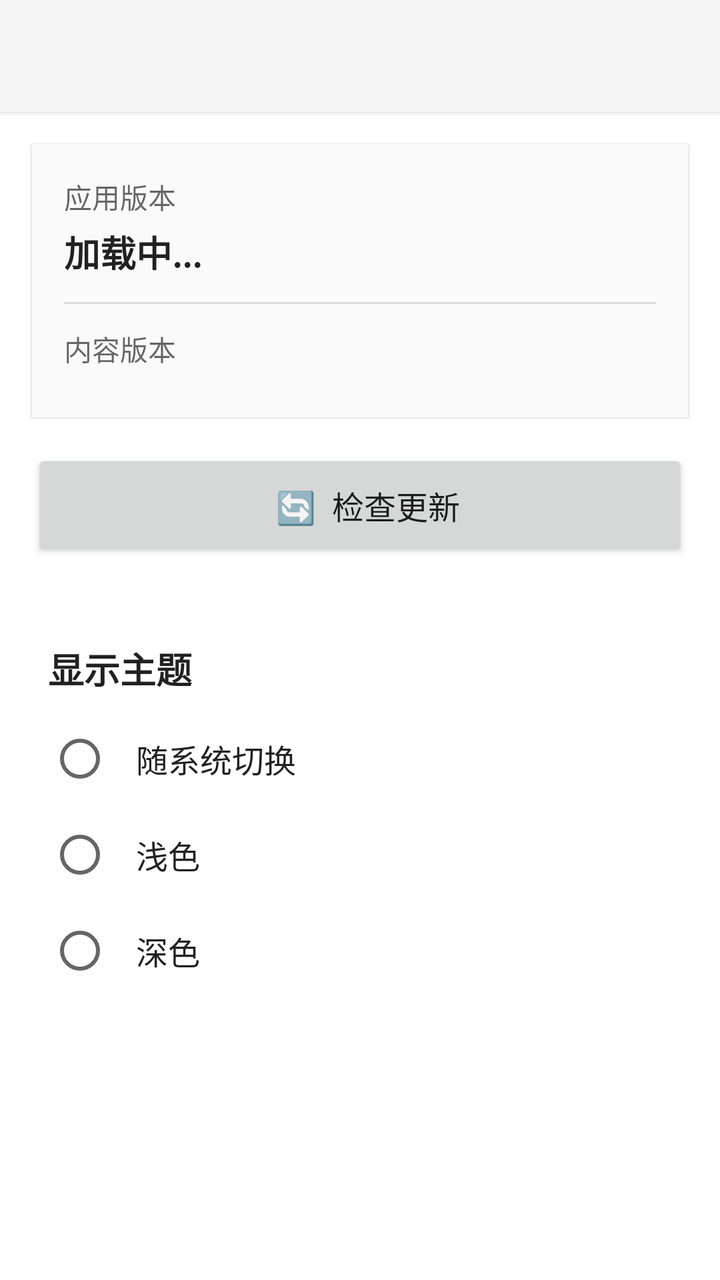
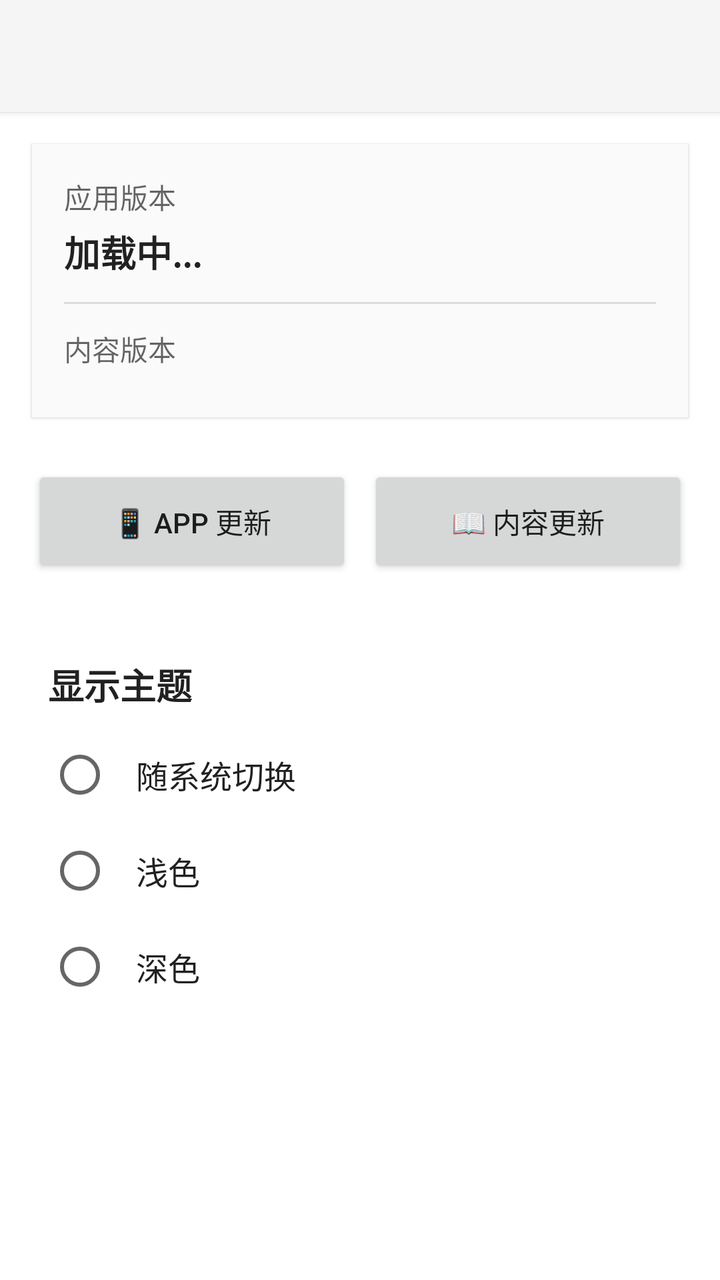

Compare the two renders of this Android layout. The source of the first and the diff that turns it into the second are given below.
<!-- AndroidManifest.xml: application theme AppTheme -->
<!-- res/layout/activity_settings.xml -->
<?xml version="1.0" encoding="utf-8"?>
<ScrollView xmlns:android="http://schemas.android.com/apk/res/android"
    android:layout_width="match_parent"
    android:layout_height="match_parent"
    android:fillViewport="true">

    <LinearLayout
        android:layout_width="match_parent"
        android:layout_height="wrap_content"
        android:orientation="vertical">

        <androidx.appcompat.widget.Toolbar
            android:id="@+id/toolbar"
            android:layout_width="match_parent"
            android:layout_height="?attr/actionBarSize"
            android:background="?attr/toolbarColor"
            android:elevation="2dp" />

        
        <LinearLayout
            android:layout_width="match_parent"
            android:layout_height="wrap_content"
            android:orientation="vertical"
            android:layout_margin="16dp"
            android:padding="16dp"
            android:background="?attr/colorSurface"
            android:elevation="1dp">

            <TextView
                android:layout_width="wrap_content"
                android:layout_height="wrap_content"
                android:text="应用版本"
                android:textSize="14sp"
                android:textColor="?android:attr/textColorSecondary" />

            <TextView
                android:id="@+id/tv_app_version"
                android:layout_width="wrap_content"
                android:layout_height="wrap_content"
                android:layout_marginTop="4dp"
                android:text="加载中..."
                android:textSize="18sp"
                android:textStyle="bold"
                android:textColor="?attr/colorOnSurface" />

            <View
                android:layout_width="match_parent"
                android:layout_height="1dp"
                android:background="?android:attr/listDivider"
                android:layout_marginVertical="12dp" />

            <TextView
                android:layout_width="wrap_content"
                android:layout_height="wrap_content"
                android:text="内容版本"
                android:textSize="14sp"
                android:textColor="?android:attr/textColorSecondary" />

            <LinearLayout
                android:id="@+id/container_book_versions"
                android:layout_width="match_parent"
                android:layout_height="wrap_content"
                android:orientation="vertical"
                android:layout_marginTop="8dp">

                

            </LinearLayout>

        </LinearLayout>

        
        <Button
            android:id="@+id/btn_check_update"
            android:layout_width="match_parent"
            android:layout_height="56dp"
            android:layout_marginHorizontal="16dp"
            android:text="  🔄  检查更新"
            android:textSize="16sp" />

        <TextView
            android:id="@+id/tv_last_check"
            android:layout_width="match_parent"
            android:layout_height="wrap_content"
            android:layout_marginHorizontal="16dp"
            android:layout_marginTop="8dp"
            android:text=""
            android:textSize="12sp"
            android:textColor="?android:attr/textColorSecondary"
            android:gravity="center" />

        
        <TextView
            android:layout_width="wrap_content"
            android:layout_height="wrap_content"
            android:layout_marginTop="16dp"
            android:layout_marginStart="24dp"
            android:text="显示主题"
            android:textSize="18sp"
            android:textStyle="bold"
            android:textColor="?attr/colorOnSurface" />

        <RadioGroup
            android:id="@+id/theme_group"
            android:layout_width="match_parent"
            android:layout_height="wrap_content"
            android:layout_marginHorizontal="16dp"
            android:padding="8dp">

            <RadioButton
                android:id="@+id/theme_system"
                android:layout_width="match_parent"
                android:layout_height="wrap_content"
                android:padding="12dp"
                android:text="随系统切换"
                android:textColor="?attr/colorOnSurface"
                android:textSize="16sp" />

            <RadioButton
                android:id="@+id/theme_light"
                android:layout_width="match_parent"
                android:layout_height="wrap_content"
                android:padding="12dp"
                android:text="浅色"
                android:textColor="?attr/colorOnSurface"
                android:textSize="16sp" />

            <RadioButton
                android:id="@+id/theme_dark"
                android:layout_width="match_parent"
                android:layout_height="wrap_content"
                android:padding="12dp"
                android:text="深色"
                android:textColor="?attr/colorOnSurface"
                android:textSize="16sp" />

        </RadioGroup>

    </LinearLayout>
</ScrollView>
<!-- resources referenced by this layout -->
<resources>
  <style name="AppTheme" parent="Theme.MaterialComponents.DayNight.NoActionBar">
          <item name="colorPrimary">@color/primary_color</item>
          <item name="colorOnPrimary">@color/on_primary_color</item>
          <item name="colorSurface">@color/surface_color</item>
          <item name="colorOnSurface">@color/on_surface_color</item>
          <item name="colorOnSurfaceVariant">@color/on_surface_variant_color</item>
          <item name="android:statusBarColor">@color/toolbar_color</item>
          <item name="dividerColor">@color/divider_color</item>
          
          <item name="toolbarColor">@color/toolbar_color</item>
          <item name="onToolbarColor">@color/on_toolbar_color</item>
      </style>
  <color name="primary_color">#1976D2</color>
  <color name="on_primary_color">#FFFFFF</color>
  <color name="surface_color">#FAFAFA</color>
  <color name="on_surface_color">#212121</color>
  <color name="on_surface_variant_color">#757575</color>
  <color name="toolbar_color">#F5F5F5</color>
  <color name="divider_color">#E0E0E0</color>
  <color name="on_toolbar_color">#212121</color>
</resources>

<!-- the commit's change to res/layout/activity_settings.xml (unified diff, before → after) -->
@@ -70,13 +70,32 @@
         </LinearLayout>
 
         
-        <Button
-            android:id="@+id/btn_check_update"
+        <LinearLayout
             android:layout_width="match_parent"
-            android:layout_height="56dp"
+            android:layout_height="wrap_content"
+            android:orientation="horizontal"
             android:layout_marginHorizontal="16dp"
-            android:text="  🔄  检查更新"
-            android:textSize="16sp" />
+            android:layout_marginTop="8dp">
+
+            <Button
+                android:id="@+id/btn_check_app"
+                android:layout_width="0dp"
+                android:layout_height="56dp"
+                android:layout_weight="1"
+                android:layout_marginEnd="4dp"
+                android:text="📱 App 更新"
+                android:textSize="14sp" />
+
+            <Button
+                android:id="@+id/btn_check_content"
+                android:layout_width="0dp"
+                android:layout_height="56dp"
+                android:layout_weight="1"
+                android:layout_marginStart="4dp"
+                android:text="📖 内容更新"
+                android:textSize="14sp" />
+
+        </LinearLayout>
 
         <TextView
             android:id="@+id/tv_last_check"
